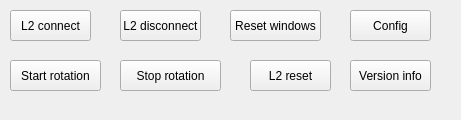
markgol/L2diagnostic, file src/ControlsDock.ui: the form before one commit.
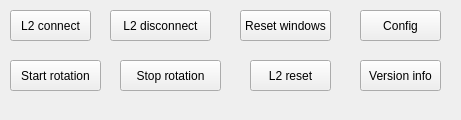
The form after the commit.

Patch:
```diff
--- a/src/ControlsDock.ui
+++ b/src/ControlsDock.ui
@@ -17,9 +17,9 @@
    <widget class="QPushButton" name="btnL2Disconnect">
     <property name="geometry">
      <rect>
-      <x>120</x>
+      <x>110</x>
       <y>10</y>
-      <width>81</width>
+      <width>101</width>
       <height>31</height>
      </rect>
     </property>
@@ -30,7 +30,7 @@
    <widget class="QPushButton" name="btnVersion">
     <property name="geometry">
      <rect>
-      <x>350</x>
+      <x>360</x>
       <y>60</y>
       <width>81</width>
       <height>31</height>
@@ -43,7 +43,7 @@
    <widget class="QPushButton" name="btnConfig">
     <property name="geometry">
      <rect>
-      <x>350</x>
+      <x>360</x>
       <y>10</y>
       <width>81</width>
       <height>31</height>
@@ -108,7 +108,7 @@
    <widget class="QPushButton" name="btnResetWindows">
     <property name="geometry">
      <rect>
-      <x>230</x>
+      <x>240</x>
       <y>10</y>
       <width>91</width>
       <height>31</height>
```
